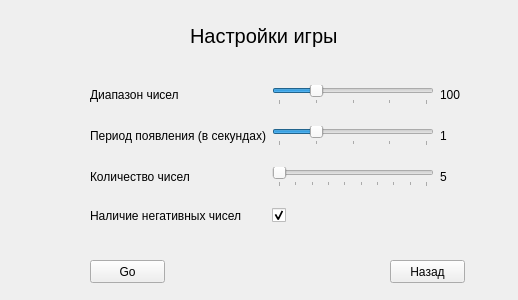
This is mentalsett.ui in moevm/gui-1h2017-12 as Qt 5 draws it before an edit. The edited form follows.
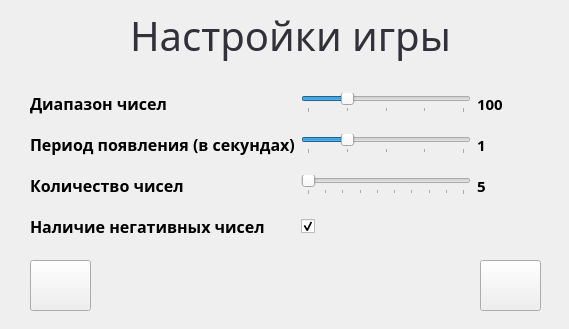
This is the edited form. Icons and pictures are not drawn.

Patch:
```diff
--- a/mentalsett.ui
+++ b/mentalsett.ui
@@ -6,56 +6,33 @@
    <rect>
     <x>0</x>
     <y>0</y>
-    <width>518</width>
-    <height>300</height>
+    <width>569</width>
+    <height>329</height>
    </rect>
   </property>
   <property name="windowTitle">
    <string>Form</string>
   </property>
-  <widget class="QPushButton" name="start">
-   <property name="geometry">
-    <rect>
-     <x>90</x>
-     <y>260</y>
-     <width>75</width>
-     <height>23</height>
-    </rect>
-   </property>
-   <property name="text">
-    <string>Go</string>
-   </property>
-  </widget>
-  <widget class="QLabel" name="label_8">
-   <property name="geometry">
-    <rect>
-     <x>190</x>
-     <y>20</y>
-     <width>161</width>
-     <height>31</height>
-    </rect>
-   </property>
-   <property name="font">
-    <font>
-     <pointsize>15</pointsize>
-    </font>
-   </property>
-   <property name="text">
-    <string>Настройки игры</string>
-   </property>
-  </widget>
   <widget class="QWidget" name="layoutWidget">
    <property name="geometry">
     <rect>
-     <x>90</x>
-     <y>70</y>
-     <width>371</width>
+     <x>30</x>
+     <y>80</y>
+     <width>511</width>
      <height>171</height>
     </rect>
    </property>
    <layout class="QGridLayout" name="gridLayout">
     <item row="3" column="0">
      <widget class="QLabel" name="label_4">
+      <property name="font">
+       <font>
+        <family>Segoe UI Black</family>
+        <pointsize>12</pointsize>
+        <weight>75</weight>
+        <bold>true</bold>
+       </font>
+      </property>
       <property name="text">
        <string>Наличие негативных чисел</string>
       </property>
@@ -63,6 +40,14 @@
     </item>
     <item row="0" column="0">
      <widget class="QLabel" name="label">
+      <property name="font">
+       <font>
+        <family>Segoe UI Black</family>
+        <pointsize>12</pointsize>
+        <weight>75</weight>
+        <bold>true</bold>
+       </font>
+      </property>
       <property name="text">
        <string>Диапазон чисел</string>
       </property>
@@ -70,6 +55,18 @@
     </item>
     <item row="0" column="1">
      <widget class="QSlider" name="diap">
+      <property name="sizePolicy">
+       <sizepolicy hsizetype="Fixed" vsizetype="Fixed">
+        <horstretch>0</horstretch>
+        <verstretch>0</verstretch>
+       </sizepolicy>
+      </property>
+      <property name="minimumSize">
+       <size>
+        <width>170</width>
+        <height>0</height>
+       </size>
+      </property>
       <property name="minimum">
        <number>1</number>
       </property>
@@ -101,6 +98,14 @@
     </item>
     <item row="1" column="0">
      <widget class="QLabel" name="label_2">
+      <property name="font">
+       <font>
+        <family>Segoe UI Black</family>
+        <pointsize>12</pointsize>
+        <weight>75</weight>
+        <bold>true</bold>
+       </font>
+      </property>
       <property name="text">
        <string>Период появления (в секундах)</string>
       </property>
@@ -108,6 +113,18 @@
     </item>
     <item row="1" column="1">
      <widget class="QSlider" name="timer">
+      <property name="sizePolicy">
+       <sizepolicy hsizetype="Fixed" vsizetype="Fixed">
+        <horstretch>0</horstretch>
+        <verstretch>0</verstretch>
+       </sizepolicy>
+      </property>
+      <property name="minimumSize">
+       <size>
+        <width>170</width>
+        <height>0</height>
+       </size>
+      </property>
       <property name="minimum">
        <number>1</number>
       </property>
@@ -133,6 +150,14 @@
     </item>
     <item row="0" column="2">
      <widget class="QLabel" name="diapv">
+      <property name="font">
+       <font>
+        <family>Segoe UI Black</family>
+        <pointsize>11</pointsize>
+        <weight>75</weight>
+        <bold>true</bold>
+       </font>
+      </property>
       <property name="text">
        <string>100</string>
       </property>
@@ -140,6 +165,14 @@
     </item>
     <item row="1" column="2">
      <widget class="QLabel" name="timerv">
+      <property name="font">
+       <font>
+        <family>Segoe UI Black</family>
+        <pointsize>11</pointsize>
+        <weight>75</weight>
+        <bold>true</bold>
+       </font>
+      </property>
       <property name="text">
        <string>1</string>
       </property>
@@ -147,6 +180,14 @@
     </item>
     <item row="2" column="0">
      <widget class="QLabel" name="label_3">
+      <property name="font">
+       <font>
+        <family>Segoe UI Black</family>
+        <pointsize>12</pointsize>
+        <weight>75</weight>
+        <bold>true</bold>
+       </font>
+      </property>
       <property name="text">
        <string>Количество чисел</string>
       </property>
@@ -154,6 +195,14 @@
     </item>
     <item row="2" column="2">
      <widget class="QLabel" name="numCountv">
+      <property name="font">
+       <font>
+        <family>Segoe UI Black</family>
+        <pointsize>11</pointsize>
+        <weight>75</weight>
+        <bold>true</bold>
+       </font>
+      </property>
       <property name="text">
        <string>5</string>
       </property>
@@ -161,6 +210,18 @@
     </item>
     <item row="2" column="1">
      <widget class="QSlider" name="numCount">
+      <property name="sizePolicy">
+       <sizepolicy hsizetype="Fixed" vsizetype="Fixed">
+        <horstretch>0</horstretch>
+        <verstretch>0</verstretch>
+       </sizepolicy>
+      </property>
+      <property name="minimumSize">
+       <size>
+        <width>170</width>
+        <height>0</height>
+       </size>
+      </property>
       <property name="minimum">
        <number>5</number>
       </property>
@@ -205,14 +266,206 @@
   <widget class="QPushButton" name="back">
    <property name="geometry">
     <rect>
-     <x>390</x>
+     <x>480</x>
      <y>260</y>
-     <width>75</width>
-     <height>23</height>
+     <width>61</width>
+     <height>51</height>
     </rect>
    </property>
    <property name="text">
-    <string>Назад</string>
+    <string/>
+   </property>
+   <property name="icon">
+    <iconset resource="imgfiles.qrc">
+     <normaloff>:/images/foto/Button-Delete-icon (1).png</normaloff>:/images/foto/Button-Delete-icon (1).png</iconset>
+   </property>
+   <property name="iconSize">
+    <size>
+     <width>45</width>
+     <height>45</height>
+    </size>
+   </property>
+  </widget>
+  <widget class="QPushButton" name="start">
+   <property name="geometry">
+    <rect>
+     <x>30</x>
+     <y>260</y>
+     <width>61</width>
+     <height>51</height>
+    </rect>
+   </property>
+   <property name="cursor">
+    <cursorShape>PointingHandCursor</cursorShape>
+   </property>
+   <property name="text">
+    <string/>
+   </property>
+   <property name="icon">
+    <iconset resource="imgfiles.qrc">
+     <normaloff>:/images/foto/Button-Previous-icon.png</normaloff>:/images/foto/Button-Previous-icon.png</iconset>
+   </property>
+   <property name="iconSize">
+    <size>
+     <width>45</width>
+     <height>45</height>
+    </size>
+   </property>
+  </widget>
+  <widget class="QLabel" name="label_8">
+   <property name="geometry">
+    <rect>
+     <x>120</x>
+     <y>10</y>
+     <width>341</width>
+     <height>51</height>
+    </rect>
+   </property>
+   <property name="palette">
+    <palette>
+     <active>
+      <colorrole role="WindowText">
+       <brush brushstyle="SolidPattern">
+        <color alpha="255">
+         <red>50</red>
+         <green>49</green>
+         <blue>58</blue>
+        </color>
+       </brush>
+      </colorrole>
+      <colorrole role="Text">
+       <brush brushstyle="SolidPattern">
+        <color alpha="255">
+         <red>192</red>
+         <green>135</green>
+         <blue>50</blue>
+        </color>
+       </brush>
+      </colorrole>
+      <colorrole role="ButtonText">
+       <brush brushstyle="SolidPattern">
+        <color alpha="255">
+         <red>192</red>
+         <green>135</green>
+         <blue>50</blue>
+        </color>
+       </brush>
+      </colorrole>
+      <colorrole role="ToolTipText">
+       <brush brushstyle="SolidPattern">
+        <color alpha="255">
+         <red>192</red>
+         <green>135</green>
+         <blue>50</blue>
+        </color>
+       </brush>
+      </colorrole>
+     </active>
+     <inactive>
+      <colorrole role="WindowText">
+       <brush brushstyle="SolidPattern">
+        <color alpha="255">
+         <red>50</red>
+         <green>49</green>
+         <blue>58</blue>
+        </color>
+       </brush>
+      </colorrole>
+      <colorrole role="Text">
+       <brush brushstyle="SolidPattern">
+        <color alpha="255">
+         <red>192</red>
+         <green>135</green>
+         <blue>50</blue>
+        </color>
+       </brush>
+      </colorrole>
+      <colorrole role="ButtonText">
+       <brush brushstyle="SolidPattern">
+        <color alpha="255">
+         <red>192</red>
+         <green>135</green>
+         <blue>50</blue>
+        </color>
+       </brush>
+      </colorrole>
+      <colorrole role="ToolTipText">
+       <brush brushstyle="SolidPattern">
+        <color alpha="255">
+         <red>192</red>
+         <green>135</green>
+         <blue>50</blue>
+        </color>
+       </brush>
+      </colorrole>
+     </inactive>
+     <disabled>
+      <colorrole role="WindowText">
+       <brush brushstyle="SolidPattern">
+        <color alpha="255">
+         <red>120</red>
+         <green>120</green>
+         <blue>120</blue>
+        </color>
+       </brush>
+      </colorrole>
+      <colorrole role="Text">
+       <brush brushstyle="SolidPattern">
+        <color alpha="255">
+         <red>120</red>
+         <green>120</green>
+         <blue>120</blue>
+        </color>
+       </brush>
+      </colorrole>
+      <colorrole role="ButtonText">
+       <brush brushstyle="SolidPattern">
+        <color alpha="255">
+         <red>120</red>
+         <green>120</green>
+         <blue>120</blue>
+        </color>
+       </brush>
+      </colorrole>
+      <colorrole role="ToolTipText">
+       <brush brushstyle="SolidPattern">
+        <color alpha="255">
+         <red>192</red>
+         <green>135</green>
+         <blue>50</blue>
+        </color>
+       </brush>
+      </colorrole>
+     </disabled>
+    </palette>
+   </property>
+   <property name="font">
+    <font>
+     <family>Impact</family>
+     <pointsize>30</pointsize>
+     <weight>50</weight>
+     <italic>false</italic>
+     <bold>false</bold>
+     <stylestrategy>PreferAntialias</stylestrategy>
+    </font>
+   </property>
+   <property name="frameShape">
+    <enum>QFrame::NoFrame</enum>
+   </property>
+   <property name="frameShadow">
+    <enum>QFrame::Plain</enum>
+   </property>
+   <property name="lineWidth">
+    <number>15</number>
+   </property>
+   <property name="midLineWidth">
+    <number>6</number>
+   </property>
+   <property name="text">
+    <string>Настройки игры</string>
+   </property>
+   <property name="alignment">
+    <set>Qt::AlignCenter</set>
    </property>
   </widget>
  </widget>
```
Left out of the diff: 7 changed lines with no effect on the pictures.
